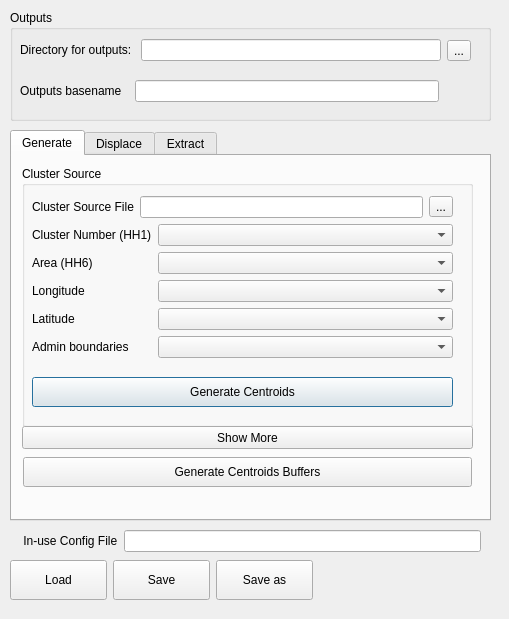
Before: the Qt Designer form plugin/mgp_dialog.ui in unicef-drp/mics-geocoding, drawn with Qt 5.
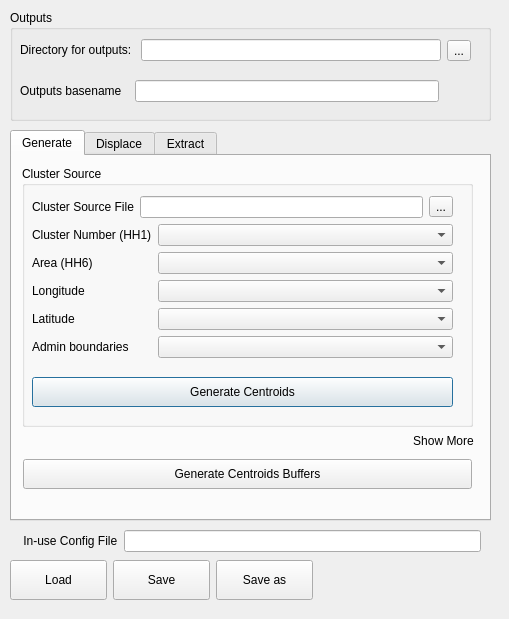
After: the same form once the commit is applied.

Commit message: feat(ui): [4]: imporve show / hide button design

```diff
--- a/plugin/mgp_dialog.ui
+++ b/plugin/mgp_dialog.ui
@@ -215,10 +215,10 @@
        <widget class="QPushButton" name="toggleShowMoreButton">
         <property name="geometry">
          <rect>
-          <x>10</x>
-          <y>270</y>
-          <width>451</width>
-          <height>23</height>
+          <x>391</x>
+          <y>272</y>
+          <width>81</width>
+          <height>25</height>
          </rect>
         </property>
         <property name="maximumSize">
@@ -227,15 +227,21 @@
           <height>25</height>
          </size>
         </property>
+        <property name="autoFillBackground">
+         <bool>false</bool>
+        </property>
         <property name="text">
          <string>Show More</string>
         </property>
+        <property name="flat">
+         <bool>true</bool>
+        </property>
        </widget>
        <widget class="QWidget" name="moreWidget" native="true">
         <property name="geometry">
          <rect>
           <x>11</x>
-          <y>297</y>
+          <y>299</y>
           <width>451</width>
           <height>60</height>
          </rect>
```
The commit also changes 3 other files.
